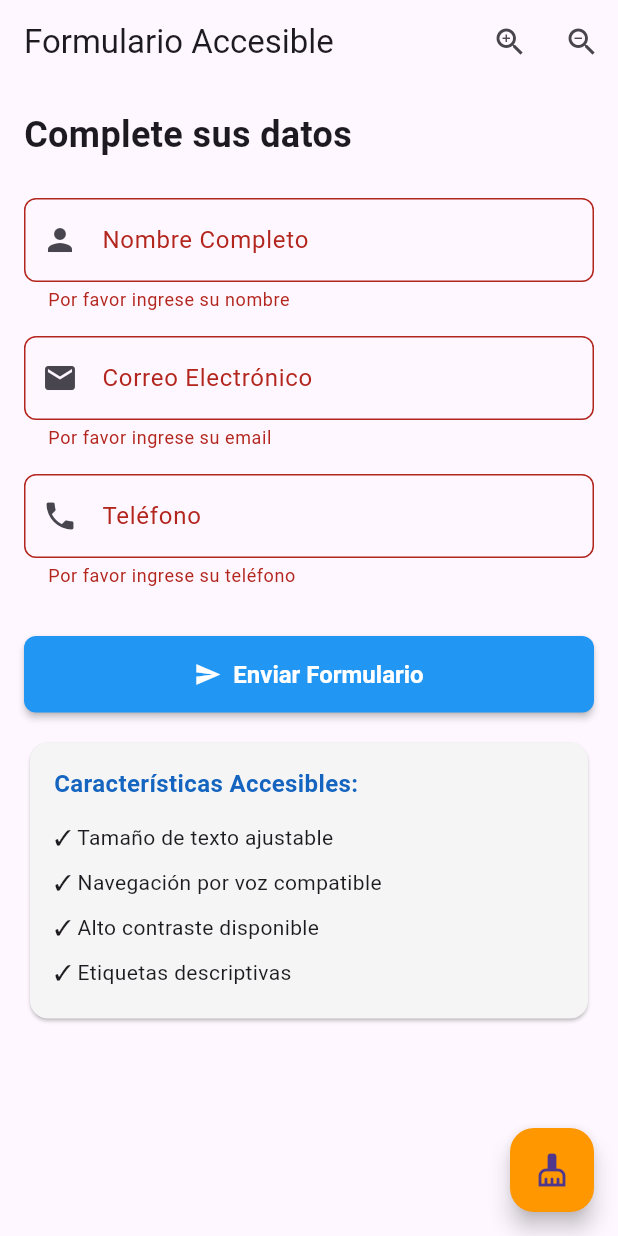
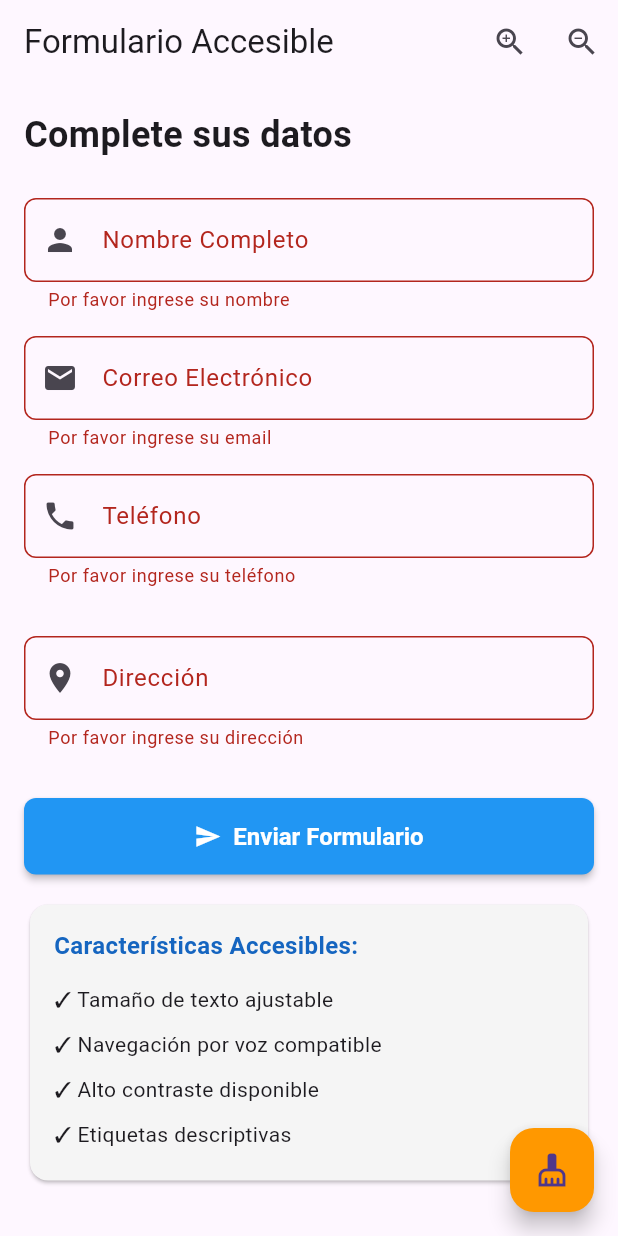
Before and after one commit to VictorPersonal/Clase-25-de-octubre, a Flutter app: the screen it shows after launch, after a tap on "Enviar Formulario", on a phone screen of 412 x 824 dp. Run offline on Flutter 3.47's test engine with Material 3 defaults, Android fonts, the phone set to English and light mode, and no system bars.

Commit message:
Agregando direccion, y boton con label semantico

```diff
--- a/lib/screens/accessible_form.dart
+++ b/lib/screens/accessible_form.dart
@@ -14,6 +14,7 @@ class _AccessibleFormScreenState extends State<AccessibleFormScreen> {
   final _nameController = TextEditingController();
   final _emailController = TextEditingController();
   final _phoneController = TextEditingController();
+  final _addressController = TextEditingController(); // agregado
 
   bool _isLoading = false;
   double _fontSize = 16.0;
@@ -23,6 +24,7 @@ class _AccessibleFormScreenState extends State<AccessibleFormScreen> {
     _nameController.dispose();
     _emailController.dispose();
     _phoneController.dispose();
+    _addressController.dispose(); // agregado
     super.dispose();
   }
 
@@ -185,6 +187,34 @@ class _AccessibleFormScreenState extends State<AccessibleFormScreen> {
 
                 const SizedBox(height: 32),
 
+
+                Semantics(
+                  textField: true,
+                  label: 'Campo de dirección',
+                  hint: 'Ingrese su dirección completa',
+                  child: TextFormField(
+                    controller: _addressController,
+                    decoration: InputDecoration(
+                      labelText: 'Dirección',
+                      hintText: 'Calle, ciudad, país',
+                      prefixIcon: const Icon(Icons.location_on),
+                      border: OutlineInputBorder(
+                        borderRadius: BorderRadius.circular(8),
+                      ),
+                    ),
+                    keyboardType: TextInputType.streetAddress,
+                    style: TextStyle(fontSize: _fontSize),
+                    validator: (value) {
+                      if (value == null || value.isEmpty) {
+                        return 'Por favor ingrese su dirección';
+                      }
+                      return null;
+                    },
+                  ),
+                ),
+
+                const SizedBox(height: 32),
+
                 // Botón accesible personalizado con tooltip
                 Tooltip(
                   message: 'Llena el formulario completamente',
@@ -248,6 +278,7 @@ class _AccessibleFormScreenState extends State<AccessibleFormScreen> {
             _nameController.clear();
             _emailController.clear();
             _phoneController.clear();
+            _addressController.clear(); // agregado
             AccessibilityUtils.showAccessibleSnackBar(
               context,
               'Formulario limpiado',
```
